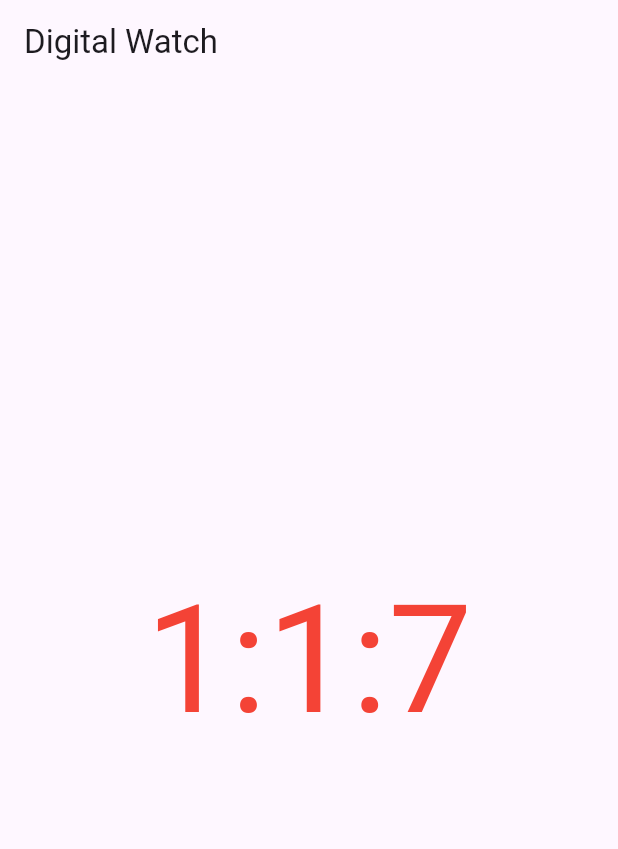
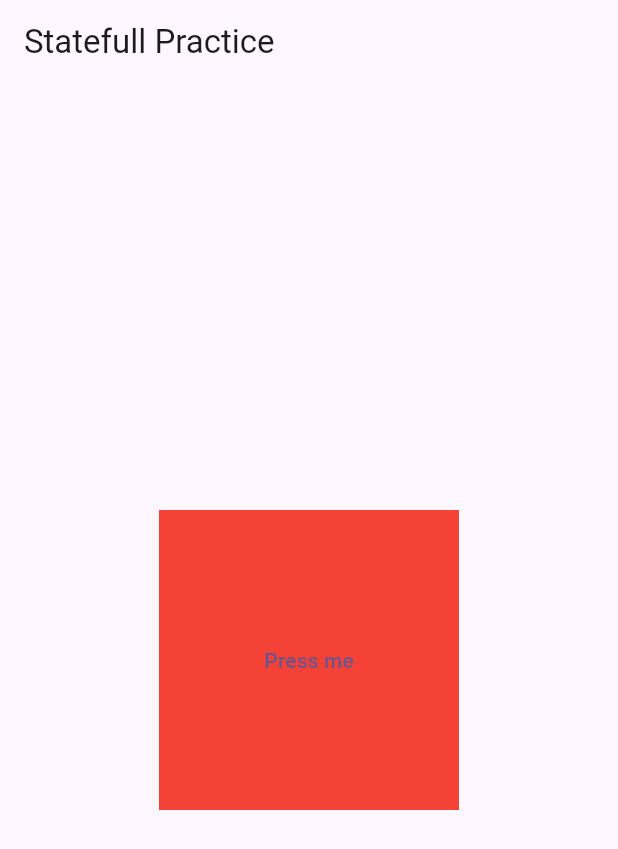
Before and after one commit to Adsoftwares1/batch-3-flutter, a Flutter app: the screen it shows after launch, on a phone screen of 412 x 824 dp. Shown: the top 849 px of the screen. Run offline on Flutter 3.47's test engine with Material 3 defaults, Android fonts, the phone set to English and light mode, and no system bars.

Commit message:
state less and statefull widget

```diff
--- /dev/null
+++ b/lib/12_25_2024/statfulPractice.dart
@@ -0,0 +1,32 @@
+import 'package:flutter/material.dart';
+
+class StatefullPractice extends StatefulWidget {
+  const StatefullPractice({super.key});
+
+  @override
+  State<StatefullPractice> createState() => _StatefullPracticeState();
+}
+
+class _StatefullPracticeState extends State<StatefullPractice> {
+  bool isPressed = false;
+  @override
+  Widget build(BuildContext context) {
+    return Scaffold(
+        appBar: AppBar(
+          title: const Text('Statefull Practice'),
+        ),
+        body: Center(
+          child: Container(
+            width: 200,
+            height: 200,
+            color: isPressed == false ? Colors.red : Colors.green,
+            child: Center(
+              child: TextButton(onPressed: () {
+                isPressed = !isPressed;
+                setState(() {});
+              }, child: Text("Press me")),
+            ),
+          ),
+        ));
+  }
+}
--- a/lib/main.dart
+++ b/lib/main.dart
@@ -1,6 +1,8 @@
 
 import 'package:first_app_batch_3/12_23_2024/login_ui.dart';
 import 'package:first_app_batch_3/12_24_24/digital_watch.dart';
+import 'package:first_app_batch_3/12_25_2024/stateless.dart';
+import 'package:first_app_batch_3/12_25_2024/statfulPractice.dart';
 import 'package:flutter/material.dart';
 
 void main() {
@@ -20,7 +22,7 @@ class MyApp extends StatelessWidget {
         colorScheme: ColorScheme.fromSeed(seedColor: Colors.deepPurple),
         useMaterial3: true,
       ),
-      home: DigitalWatch(),
+      home: StatefullPractice(),
     );
   }
 }
```
Also changed, not shown: lib/12_25_2024/stateless.dart (added, +32 -0 lines).
